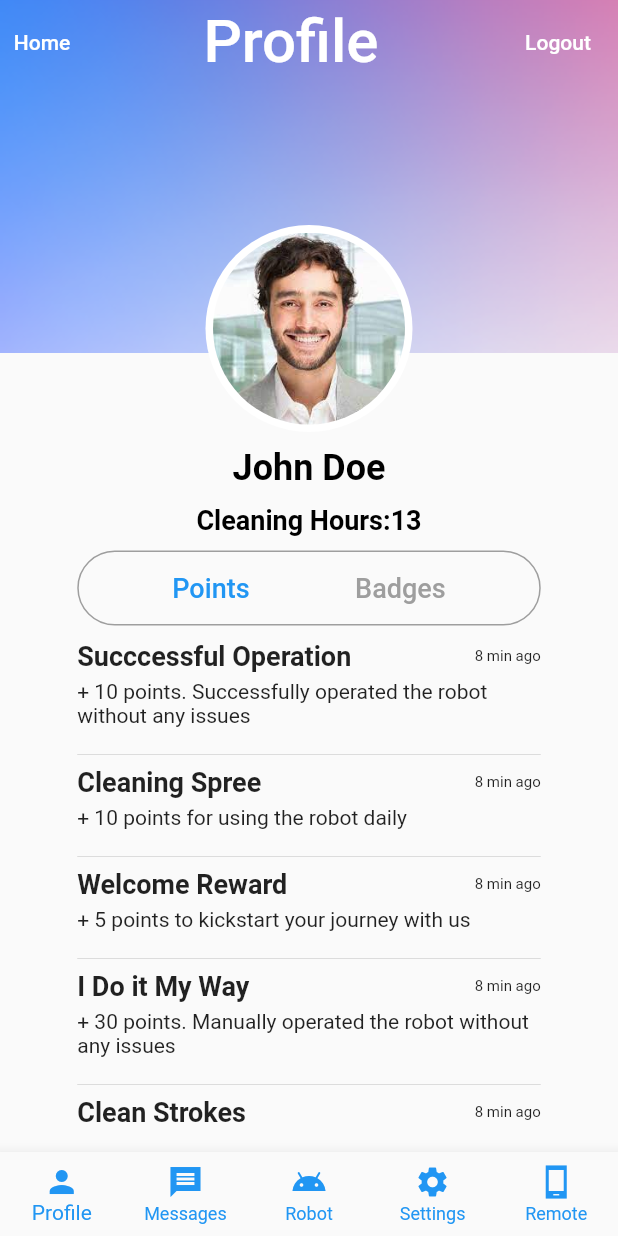
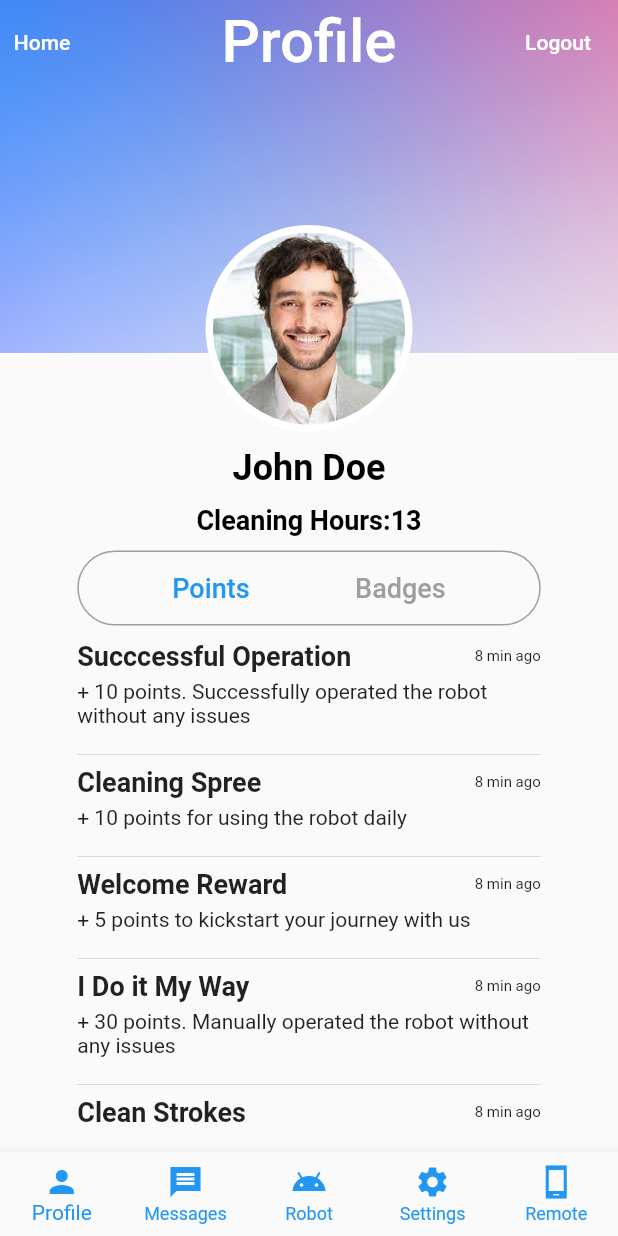
Before and after one commit to ERJoseJohnson/lionsbot-test, a Flutter app: the screen it shows after launch, after a tap on "Log In", on a phone screen of 412 x 824 dp. Run offline on Flutter 3.47's test engine with Material 2 defaults, Android fonts, the phone set to English and light mode, and no system bars.

Commit message:
fix: appBar title center align

```diff
--- a/lib/pages/login.dart
+++ b/lib/pages/login.dart
@@ -26,11 +26,10 @@ class _LoginPageState extends State<LoginPage> {
       appBar: AppBar(
         backgroundColor: Colors.transparent,
         elevation: 0.0,
-        title: Center(
-          child: Text("Log In",style: TextStyle(
-            color: Colors.white,
-            fontSize: 40),),
-        ),
+        centerTitle: true,
+        title: Text("Log In",style: TextStyle(
+          color: Colors.white,
+          fontSize: 40),),
       ),
       extendBodyBehindAppBar: true,
       body: Stack(
--- a/lib/pages/profile.dart
+++ b/lib/pages/profile.dart
@@ -43,11 +43,10 @@ class _ProfilePageState extends State<ProfilePage> {
             print("Go home");
           },
         ),
-        title: Center(
-          child: Text("Profile",style: TextStyle(
-            color: Colors.white,
-            fontSize: 40),),
-        ),
+        centerTitle: true,
+        title: Text("Profile",style: TextStyle(
+          color: Colors.white,
+          fontSize: 40),),
         actions: [
           TextButton(
             onPressed: (){},
```
